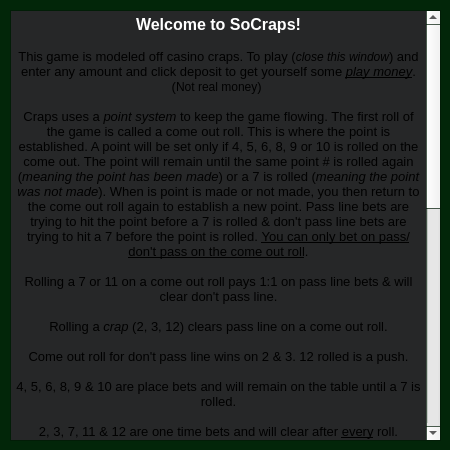
SixofClubsss/SoCraps, file rulespopup.ui: the form before one commit.
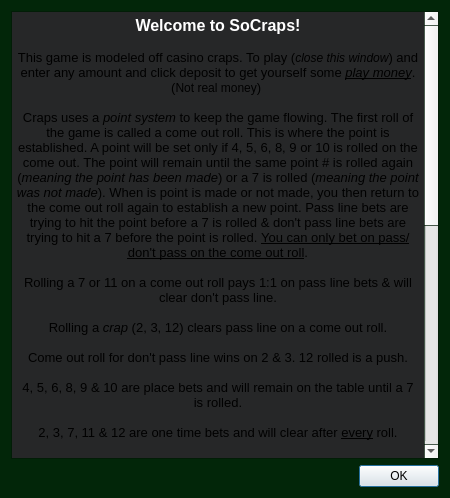
The form after the commit.

Diff of the .ui file:
```diff
--- a/rulespopup.ui
+++ b/rulespopup.ui
@@ -7,7 +7,7 @@
     <x>0</x>
     <y>0</y>
     <width>450</width>
-    <height>450</height>
+    <height>498</height>
    </rect>
   </property>
   <property name="palette">
@@ -80,17 +80,11 @@
   <property name="sizeGripEnabled">
    <bool>false</bool>
   </property>
-  <widget class="QTextBrowser" name="textBrowser">
-   <property name="geometry">
-    <rect>
-     <x>10</x>
-     <y>10</y>
-     <width>431</width>
-     <height>431</height>
-    </rect>
-   </property>
-   <property name="html">
-    <string>&lt;!DOCTYPE HTML PUBLIC &quot;-//W3C//DTD HTML 4.0//EN&quot; &quot;http://www.w3.org/TR/REC-html40/strict.dtd&quot;&gt;
+  <layout class="QGridLayout" name="gridLayout">
+   <item row="0" column="0">
+    <widget class="QTextBrowser" name="textBrowser">
+     <property name="html">
+      <string>&lt;!DOCTYPE HTML PUBLIC &quot;-//W3C//DTD HTML 4.0//EN&quot; &quot;http://www.w3.org/TR/REC-html40/strict.dtd&quot;&gt;
 &lt;html&gt;&lt;head&gt;&lt;meta name=&quot;qrichtext&quot; content=&quot;1&quot; /&gt;&lt;style type=&quot;text/css&quot;&gt;
 p, li { white-space: pre-wrap; }
 &lt;/style&gt;&lt;/head&gt;&lt;body style=&quot; font-family:'Ubuntu'; font-size:10pt; font-weight:400; font-style:normal;&quot;&gt;
@@ -139,8 +133,17 @@
 &lt;p align=&quot;center&quot; style=&quot;-qt-paragraph-type:empty; margin-top:0px; margin-bottom:0px; margin-left:0px; margin-right:0px; -qt-block-indent:0; text-indent:0px;&quot;&gt;&lt;br /&gt;&lt;/p&gt;
 &lt;p align=&quot;center&quot; style=&quot; margin-top:0px; margin-bottom:0px; margin-left:0px; margin-right:0px; -qt-block-indent:0; text-indent:0px;&quot;&gt;&lt;span style=&quot; font-size:11pt; font-weight:600;&quot;&gt;Have Fun Playing!&lt;/span&gt;&lt;/p&gt;
 &lt;p align=&quot;center&quot; style=&quot;-qt-paragraph-type:empty; margin-top:0px; margin-bottom:0px; margin-left:0px; margin-right:0px; -qt-block-indent:0; text-indent:0px;&quot;&gt;&lt;br /&gt;&lt;/p&gt;&lt;/body&gt;&lt;/html&gt;</string>
-   </property>
-  </widget>
+     </property>
+    </widget>
+   </item>
+   <item row="1" column="0">
+    <widget class="QDialogButtonBox" name="buttonBox">
+     <property name="standardButtons">
+      <set>QDialogButtonBox::Ok</set>
+     </property>
+    </widget>
+   </item>
+  </layout>
  </widget>
  <resources/>
  <connections/>
```
Left out of the diff: 19 changed lines with no effect on the pictures.
